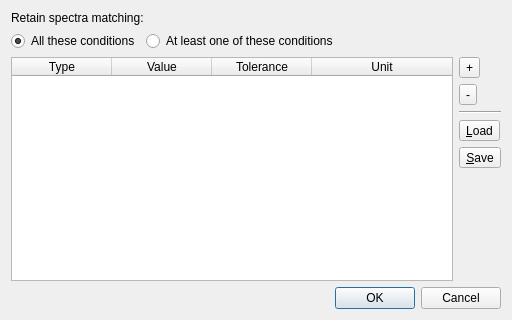
Before: the Qt Designer form metgem_app/ui/filter_dialog.ui in metgem/metgem, drawn with Qt 5.
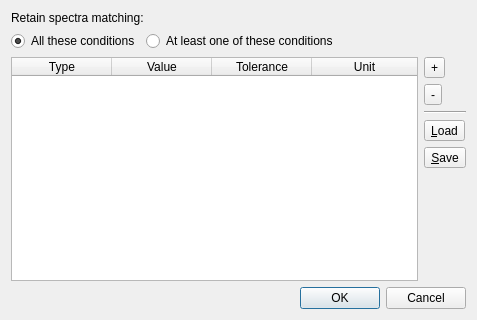
After: the same form once the commit is applied. Icons and pictures are not drawn.

Commit message: Small UI improvement to filter dialog

```diff
--- a/metgem_app/ui/filter_dialog.ui
+++ b/metgem_app/ui/filter_dialog.ui
@@ -9,7 +9,7 @@
    <rect>
     <x>0</x>
     <y>0</y>
-    <width>512</width>
+    <width>477</width>
     <height>320</height>
    </rect>
   </property>
```
The commit also changes 1 other file.
